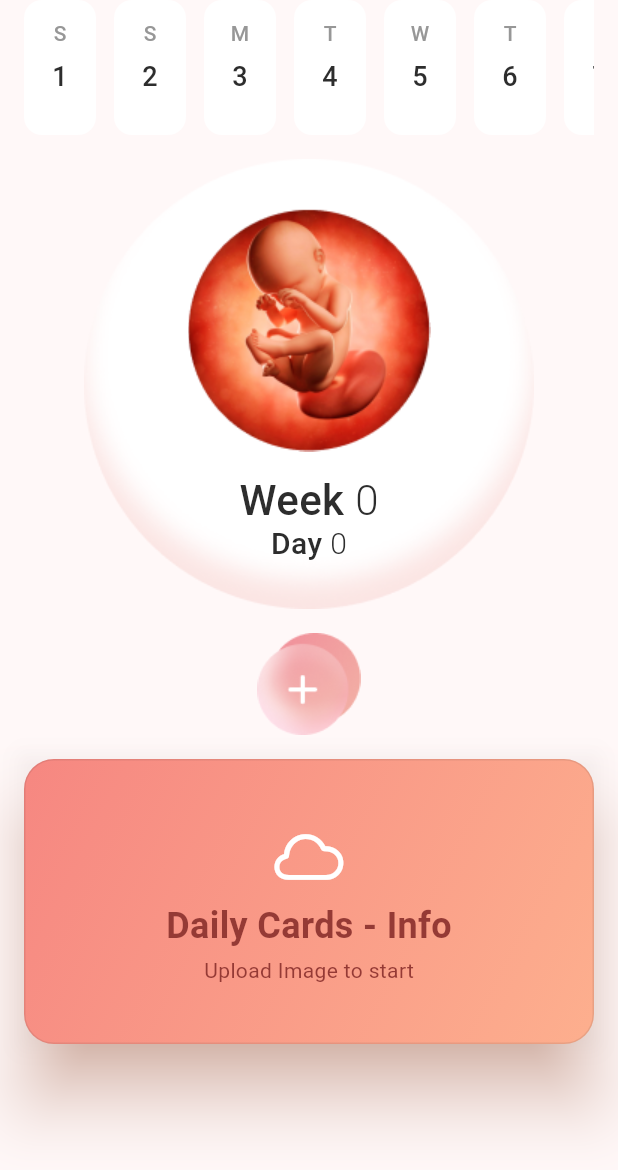
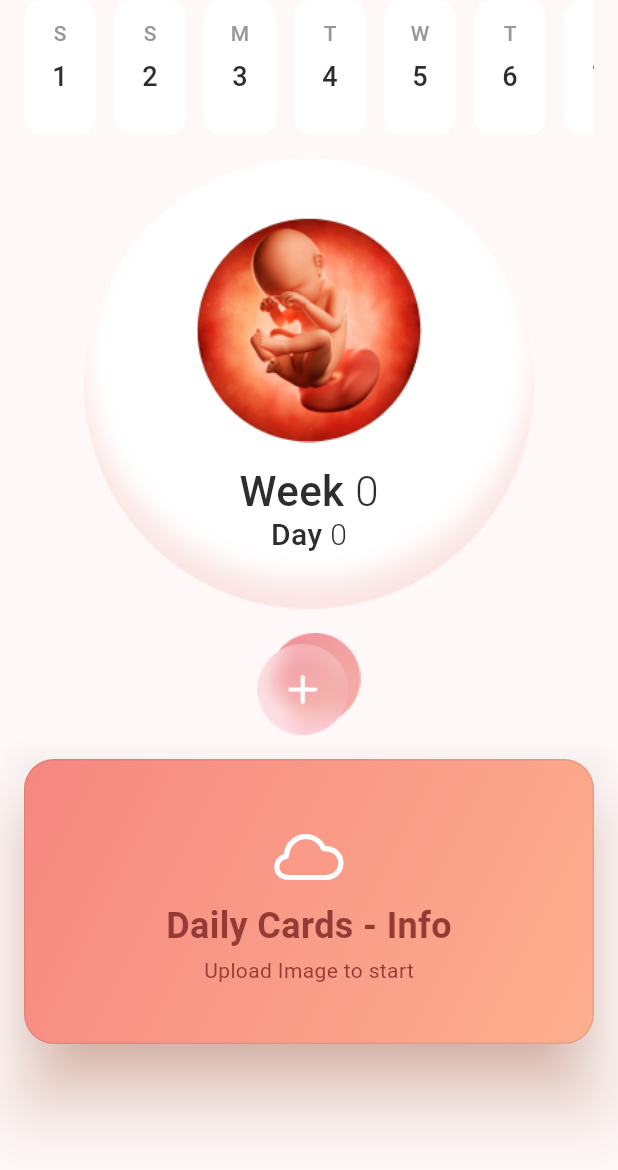
Before and after one commit to softaj370/baby-care-mobile, a Flutter app: the HomePage widget shown alone on an empty page, opened directly, on a phone screen of 412 x 824 dp. Shown: the top 1170 px of the screen. Run offline on Flutter 3.47's test engine with Material 3 defaults, Android fonts, the phone set to English and light mode, and no system bars; our stand-ins replace dio, flutter_bloc, flutter_svg, shared_preferences, table_calendar; missing offline and left inert: flutter_inappwebview; accounts and stored records are empty; network calls fail.

Commit message:
feat: Implement caching and fetching of baby images for improved performance and user experience

```diff
--- a/lib/core/models/baby_info.dart
+++ b/lib/core/models/baby_info.dart
@@ -1,7 +1,6 @@
 enum BabyInfoType { mother, baby }
 
 class WeekInfoResModel {
-  // final Uint8List? photo;
   int weekStart;
   int weekEnd;
   String infoText;
--- a/lib/core/rest/baby_info_rest.dart
+++ b/lib/core/rest/baby_info_rest.dart
@@ -1,3 +1,5 @@
+import 'dart:convert';
+import 'dart:typed_data' show Uint8List;
 import 'package:baby_care/core/constants/app_constance.dart';
 import 'package:baby_care/core/models/baby_info.dart';
 import 'package:dio/dio.dart';
@@ -11,7 +13,49 @@ class WeekInfoRest {
 
   static WeekInfoRest get instance => _instance;
 
+  final _inMemoryCache = <String, dynamic>{};
+
   Future<List<WeekInfoResModel>?> fetchWeekInfo(int week) async {
+    final raw =  await _fetchResponse(week, [
+      "id",
+      "week_start",
+      "week_end",
+      "info_text",
+      "info_type",
+    ]);
+    final list = (raw is List)
+        ? raw
+        .map((item) => WeekInfoResModel.buildFormOdooJson(item))
+        .whereType<WeekInfoResModel>()
+        .toList()
+        : <WeekInfoResModel>[];
+
+    return list;
+  }
+
+  Future<Uint8List?> fetchWeekImageInfo(int week) async {
+  if(_inMemoryCache.containsKey('$week')){
+      return _inMemoryCache['$week'];
+    }
+    final raw =  await _fetchResponse(week, [
+      "photo"
+    ]);
+    if(raw is List && raw.isNotEmpty){
+      for (var item in raw) {
+        if(item is Map<String, dynamic> && item['photo'] is String){
+          final imageBytes = base64Decode(item['photo']);
+          _inMemoryCache['$week'] = imageBytes;
+          return imageBytes;
+        }
+      }
+    }
+    return null;
+  }
+
+  Future<dynamic> _fetchResponse(
+    int week,
+    List<String> fields,
+  ) async {
     final dio = Dio(BaseOptions(baseUrl: AppConstance.apiBaseUrl));
     final response = await dio.post(
       AppConstance.callKw,
@@ -22,7 +66,7 @@ class WeekInfoRest {
           "model": "mother.baby.info",
           "method": "get_info_for_week",
           "args": [week],
-          "kwargs": {},
+          "kwargs": {"fields": fields},
         },
         "id": 1,
       },
@@ -35,14 +79,7 @@ class WeekInfoRest {
     );
 
     if (response.statusCode == 200) {
-      final raw = response.data['result'];
-      final list = (raw is List)
-          ? raw
-                .map((item) => WeekInfoResModel.buildFormOdooJson(item))
-                .whereType<WeekInfoResModel>()
-                .toList()
-          : <WeekInfoResModel>[];
-      return list;
+      return response.data['result'];
     } else {
       throw Exception('Failed to load baby info');
     }
--- a/lib/core/services/info_service.dart
+++ b/lib/core/services/info_service.dart
@@ -1,23 +1,28 @@
-
 import 'package:baby_care/core/models/baby_info.dart';
 import 'package:baby_care/core/rest/baby_info_rest.dart';
-
+import 'dart:typed_data' show Uint8List;
 class InfoService {
   static final InfoService _instance = InfoService._internal();
+
   InfoService._internal();
+
   static InfoService get instance => _instance;
+
+  Future<Uint8List?> getBabyImageInfoStream(int week) async {
+    final imageBytes = await WeekInfoRest.instance.fetchWeekImageInfo(week);
+    return imageBytes;
+  }
 
   Future<WeekInfoModel> getBabyInfoStream(int week) async {
     final babyInfoList = await WeekInfoRest.instance.fetchWeekInfo(week);
-        final weekInfoModel = WeekInfoModel(
-        );
+    final weekInfoModel = WeekInfoModel();
     if (babyInfoList != null) {
       for (var info in babyInfoList) {
         if (info.type == BabyInfoType.baby) {
           if (weekInfoModel.babyInfo.isNotEmpty) {
             weekInfoModel.babyInfo += "\n";
           }
-              weekInfoModel.babyInfo +=  info.infoText;
+          weekInfoModel.babyInfo += info.infoText;
         } else if (info.type == BabyInfoType.mother) {
           if (weekInfoModel.motherInfo.isNotEmpty) {
             weekInfoModel.motherInfo += "\n";
@@ -28,5 +33,4 @@ class InfoService {
     }
     return weekInfoModel;
   }
-
 }
--- a/lib/features/dashboard/home_page.dart
+++ b/lib/features/dashboard/home_page.dart
@@ -1,3 +1,6 @@
+import 'dart:typed_data';
+
+import 'package:baby_care/core/rest/baby_info_rest.dart';
 import 'package:baby_care/core/services/local_storage_service.dart';
 import 'package:baby_care/core/utils/app_color.dart';
 import 'package:baby_care/core/widgets/daily_info_card.dart';
@@ -5,6 +8,8 @@ import 'package:baby_care/screens/main_info_page.dart';
 import 'package:flutter/cupertino.dart';
 import 'package:flutter/material.dart';
 import 'package:intl/intl.dart';
+
+import '../../core/services/info_service.dart';
 
 class HomePage extends StatefulWidget {
   const HomePage({super.key});
@@ -18,6 +23,7 @@ class _HomePageState extends State<HomePage> {
   late int days = 0;
   DateTime? selectedDate = LocalStorageService.instance.getSelectedDate();
   late List<Map<String, dynamic>> horDateList = getDateListWithPrefix();
+  late Future<Uint8List?> _babyImageFuture;
 
   @override
   void initState() {
@@ -26,6 +32,9 @@ class _HomePageState extends State<HomePage> {
       weeks = (DateTime.now().difference(selectedDate!).inDays / 7).floor();
       days = DateTime.now().difference(selectedDate!).inDays;
     }
+
+    // Fetch baby image for current week
+    _babyImageFuture = InfoService.instance.getBabyImageInfoStream(weeks > 0 ? weeks : 1);
   }
 
   List<Map<String, dynamic>> getDateListWithPrefix() {
@@ -87,7 +96,39 @@ class _HomePageState extends State<HomePage> {
                       mainAxisAlignment: MainAxisAlignment.center,
                       spacing: 16,
                       children: [
-                        Image.asset("assets/images/baby.png"),
+                        FutureBuilder<Uint8List?>(
+                          future: _babyImageFuture,
+                          builder: (context, snapshot) {
+                            if (snapshot.connectionState == ConnectionState.waiting) {
+                              return SizedBox(
+                                height: 150,
+                                child: Center(
+                                  child: CircularProgressIndicator(
+                                    color: AppColors.primaryColor,
+                                  ),
+                                ),
+                              );
+                            }
+
+                            // Display base64 image if available, otherwise show default
+                            if (snapshot.hasData && snapshot.data != null) {
+                              try {
+                                final Uint8List imageBytes = snapshot.data! ;
+                                return Image.memory(
+                                  imageBytes,
+                                  height: 150,
+                                  fit: BoxFit.contain,
+                                );
+                              } catch (e) {
+                                // If casting fails, show default image
+                                return Image.asset("assets/images/baby.png", height: 150);
+                              }
+                            }
+
+                            // Default image
+                            return Image.asset("assets/images/baby.png", height: 150);
+                          },
+                        ),
                         Column(
                           children: [
                             Row(
```
Also changed, not shown: lib/screens/main_info_page.dart (+38 -4 lines). Lines whose indentation alone changed are shown as unchanged.
